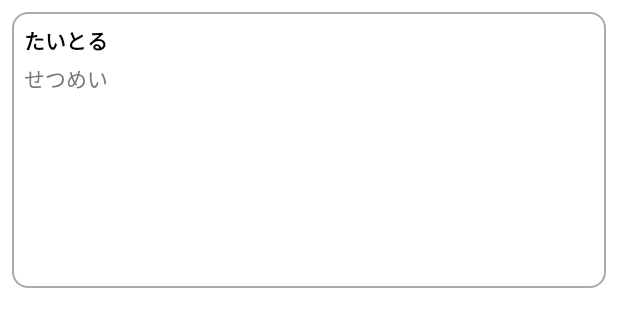
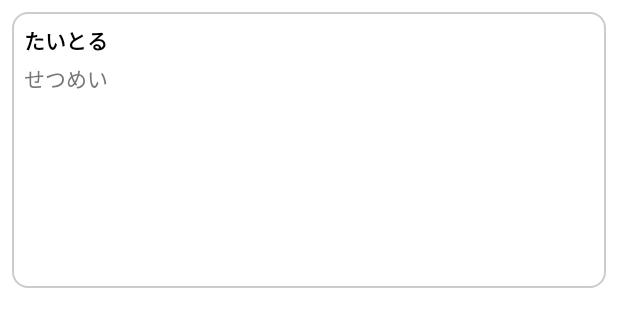
Before and after one commit to FNYukii/TaskNotebook, an Android app: the layout one_frame.xml on its own in the app's theme, with its tools: preview values and no code run, on a phone screen of 412 x 824 dp. Shown: the top 327 px of the screen. Run offline under Robolectric (Android 15) with nearby library versions, the phone set to English and light mode, and no system bars.

Commit message:
frameの枠線の色を調整した。

```diff
--- a/app/src/main/res/drawable/background_frame.xml
+++ b/app/src/main/res/drawable/background_frame.xml
@@ -6,7 +6,7 @@
         <shape>
             <stroke
                 android:width="1dp"
-                android:color="@color/gray" />
+                android:color="@color/frameLine" />
             <corners android:radius="10dp" />
         </shape>
     </item>
@@ -17,7 +17,7 @@
             <solid android:color="@color/translucentGray" />
             <stroke
                 android:width="1dp"
-                android:color="@color/gray" />
+                android:color="@color/frameLine" />
             <corners android:radius="10dp"/>
         </shape>
     </item>
@@ -28,7 +28,7 @@
             <solid android:color="@color/teal_200" />
             <stroke
                 android:width="1dp"
-                android:color="@color/gray" />
+                android:color="@color/frameLine" />
             <corners android:radius="10dp"/>
         </shape>
     </item>
--- a/app/src/main/res/layout/fragment_task.xml
+++ b/app/src/main/res/layout/fragment_task.xml
@@ -27,7 +27,9 @@
                 android:queryBackground="@null"
                 android:background="@drawable/background_search_view"
                 android:iconifiedByDefault="false"
-                android:layout_margin="16dp"
+                android:layout_marginTop="8dp"
+                android:layout_marginStart="16dp"
+                android:layout_marginEnd="16dp"
                 app:layout_constraintTop_toTopOf="parent"
                 app:layout_constraintStart_toStartOf="parent"
                 app:layout_constraintEnd_toEndOf="parent"/>
--- a/app/src/main/res/values-night/colors.xml
+++ b/app/src/main/res/values-night/colors.xml
@@ -8,6 +8,7 @@
     <!-- part colors -->
     <color name="appBackground">#333333</color>
     <color name="bottomNavigationBackground">#444444</color>
+    <color name="frameLine">#777777</color>
 
 
 </resources>
--- a/app/src/main/res/values/colors.xml
+++ b/app/src/main/res/values/colors.xml
@@ -26,6 +26,7 @@
     <!-- part colors -->
     <color name="appBackground">#FFFFFF</color>
     <color name="bottomNavigationBackground">#FFFFFF</color>
+    <color name="frameLine">#CCCCCC</color>
 
 
 </resources>
```
